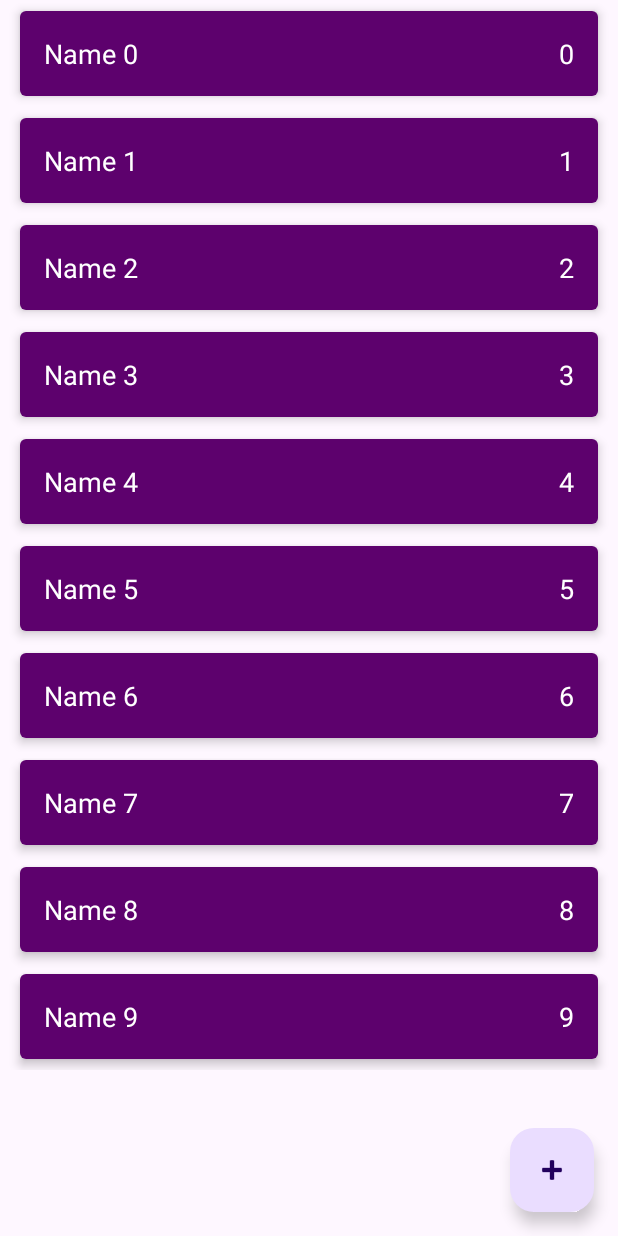
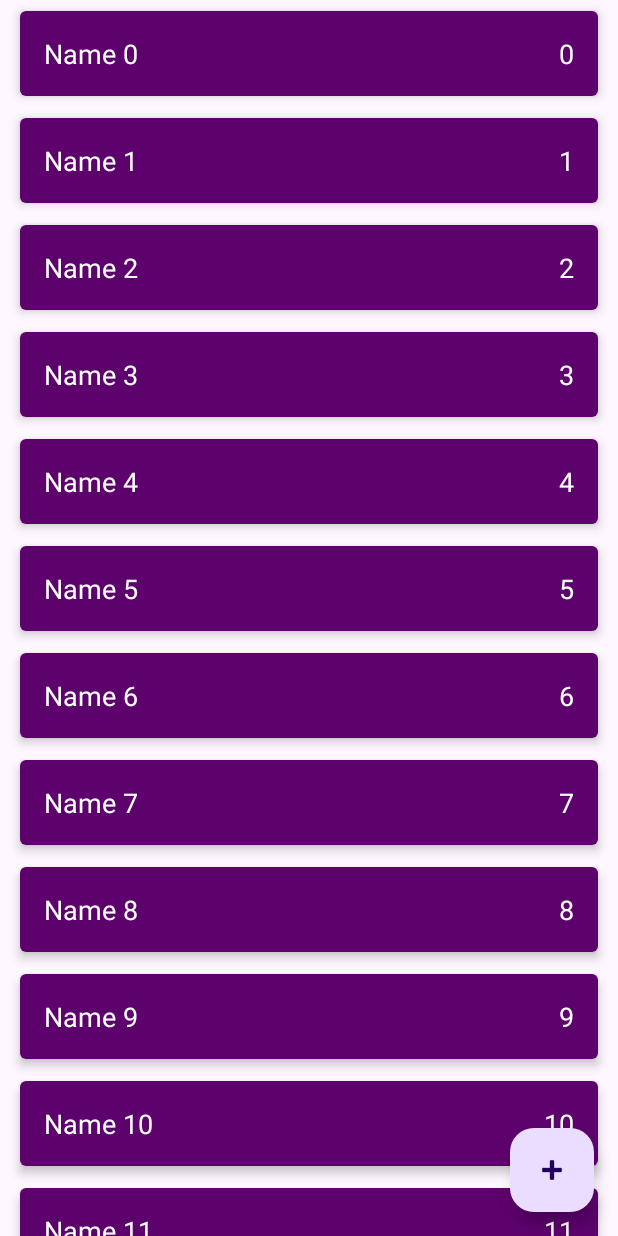
Before and after one commit to akendardi/ShopList, an Android app: the screen it shows after launch (MainActivity), on a phone screen of 412 x 824 dp. Run offline under Robolectric (Android 15) with nearby library versions, the phone set to English and light mode, and no system bars.

Commit message:
add rv and adapter in activity_main.xml

```diff
--- a/app/src/main/java/com/example/shoplist/data/ShopListRepositoryImpl.kt
+++ b/app/src/main/java/com/example/shoplist/data/ShopListRepositoryImpl.kt
@@ -13,7 +13,7 @@ object ShopListRepositoryImpl : ShopListRepository {
     private var autoIncrementId = 0
 
     init {
-        for (i in 0 until 10){
+        for (i in 0 until 100){
             val item = ShopItem("Name $i", i, true)
             addShopItem(item)
         }
--- a/app/src/main/java/com/example/shoplist/presentation/MainActivity.kt
+++ b/app/src/main/java/com/example/shoplist/presentation/MainActivity.kt
@@ -6,44 +6,28 @@ import android.widget.LinearLayout
 import android.widget.TextView
 import androidx.appcompat.app.AppCompatActivity
 import androidx.lifecycle.ViewModelProvider
+import androidx.recyclerview.widget.RecyclerView
 import com.example.shoplist.R
 import com.example.shoplist.domain.ShopItem
 
 class MainActivity : AppCompatActivity() {
 
     private lateinit var viewModel: MainViewModel
-    private lateinit var llShopItems: LinearLayout
+    private lateinit var adapter: ShopListAdapter
 
     override fun onCreate(savedInstanceState: Bundle?) {
         super.onCreate(savedInstanceState)
         setContentView(R.layout.activity_main)
-        llShopItems = findViewById(R.id.ll_shop_items)
-
+        setupRecyclerView()
         viewModel = ViewModelProvider(this)[MainViewModel::class.java]
         viewModel.shopList.observe(this){
-            showItems(it)
+            adapter.shopList = it
         }
     }
 
-    private fun showItems(list: List<ShopItem>){
-        llShopItems.removeAllViews()
-        for (shopItem in list){
-            val layoutId = if (shopItem.enabled){
-                R.layout.shop_item_enabled
-            } else {
-                R.layout.shop_item_disabled
-            }
-            val view = LayoutInflater.from(this)
-                .inflate(layoutId, llShopItems, false)
-            val tvName = view.findViewById<TextView>(R.id.tv_name)
-            val tvCount = view.findViewById<TextView>(R.id.tv_count)
-            tvName.text = shopItem.name
-            tvCount.text = shopItem.count.toString()
-            view.setOnLongClickListener{
-                viewModel.changeEnableState(shopItem)
-                true
-            }
-            llShopItems.addView(view)
-        }
+    private fun setupRecyclerView(){
+        val rvShopList = findViewById<RecyclerView>(R.id.rv_shopList)
+        adapter = ShopListAdapter()
+        rvShopList.adapter = adapter
     }
 }
--- a/app/src/main/java/com/example/shoplist/presentation/ShopListAdapter.kt
+++ b/app/src/main/java/com/example/shoplist/presentation/ShopListAdapter.kt
@@ -8,26 +8,38 @@ import androidx.recyclerview.widget.RecyclerView
 import com.example.shoplist.R
 import com.example.shoplist.domain.ShopItem
 
-class ShopListAdapter: RecyclerView.Adapter<ShopListAdapter.ShopItemViewHolder>() {
+class ShopListAdapter : RecyclerView.Adapter<ShopListAdapter.ShopItemViewHolder>() {
 
-    private val list = listOf<ShopItem>()
-    override fun onCreateViewHolder(parent: ViewGroup, viewType: Int): ShopItemViewHolder {
+    var shopList = listOf<ShopItem>()
+        set(value) {
+            field = value
+            notifyDataSetChanged()
+        }
+
+    override fun onCreateViewHolder(
+        parent: ViewGroup,
+        viewType: Int
+    ): ShopItemViewHolder {
         val view = LayoutInflater.from(parent.context)
-            .inflate(R.layout.shop_item_enabled, parent, false)
+            .inflate(
+                R.layout.shop_item_enabled,
+                parent,
+                false
+            )
         return ShopItemViewHolder(view)
     }
 
     override fun onBindViewHolder(holder: ShopItemViewHolder, position: Int) {
-        val item = list[position]
+        val item = shopList[position]
         holder.tvName.text = item.name
         holder.tvCount.text = item.count.toString()
     }
 
     override fun getItemCount(): Int {
-        return list.size
+        return shopList.size
     }
 
-    class ShopItemViewHolder(view: View): RecyclerView.ViewHolder(view){
+    class ShopItemViewHolder(view: View) : RecyclerView.ViewHolder(view) {
         val tvName = view.findViewById<TextView>(R.id.tv_name)
         val tvCount = view.findViewById<TextView>(R.id.tv_count)
     }
--- a/app/src/main/res/layout/activity_main.xml
+++ b/app/src/main/res/layout/activity_main.xml
@@ -6,19 +6,8 @@
     android:layout_height="match_parent"
     tools:context=".presentation.MainActivity">
 
-    <ScrollView
-        android:layout_width="match_parent"
-        android:layout_height="match_parent">
-
-        <LinearLayout
-            android:id="@+id/ll_shop_items"
-            android:layout_width="match_parent"
-            android:layout_height="wrap_content"
-            android:orientation="vertical" />
-    </ScrollView>
 
     <androidx.recyclerview.widget.RecyclerView
-        android:visibility="gone"
         android:id="@+id/rv_shopList"
         android:layout_width="match_parent"
         android:layout_height="match_parent"
@@ -27,6 +16,7 @@
         app:layout_constraintEnd_toEndOf="parent"
         app:layout_constraintStart_toStartOf="parent"
         app:layout_constraintTop_toTopOf="parent"
+        tools:listitem="@layout/shop_item_enabled"
 
         />
 
```
